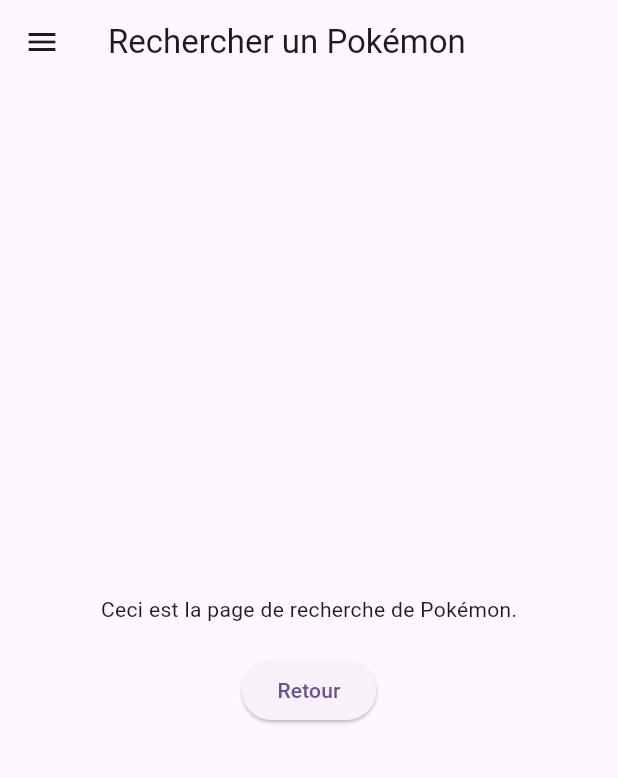
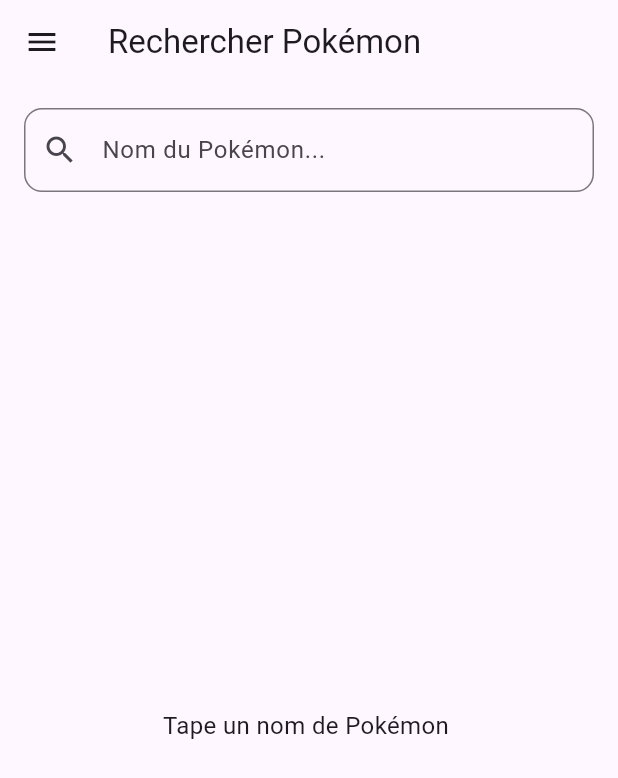
Before and after one commit to abdoultra/pokeland, a Flutter app: the screen it shows after launch, in the side drawer, after a tap on "rechercher", on a phone screen of 412 x 824 dp. Shown: the top 778 px of the screen. Run offline on Flutter 3.47's test engine with Material 3 defaults, Android fonts, the phone set to English and light mode, and no system bars.

Commit message:
app à 70/100 apres le viewmodel et le model

```diff
--- /dev/null
+++ b/lib/models/pokemon_card.dart
@@ -0,0 +1,25 @@
+class PokemonCard {
+  final String id;
+  final String name;
+  final String imageUrl;
+  final String? hp;
+  final String? rarity;
+
+  PokemonCard({
+    required this.id,
+    required this.name,
+    required this.imageUrl,
+    this.hp,
+    this.rarity,
+  });
+
+  factory PokemonCard.fromJson(Map<String, dynamic> json) {
+    return PokemonCard(
+      id: json['id'],
+      name: json['name'],
+      imageUrl: json['images']['small'],
+      hp: json['hp'],
+      rarity: json['rarity'],
+    );
+  }
+}
--- /dev/null
+++ b/lib/viewmodels/search_viewmodel.dart
@@ -0,0 +1,63 @@
+import 'dart:async';
+import 'package:flutter/foundation.dart';
+import '../models/pokemon_card.dart';
+import '../services/pokemon_service.dart';
+
+class SearchViewModel extends ChangeNotifier {
+  final PokemonService _service = PokemonService();
+
+  List<PokemonCard> _results = [];
+  bool _loading = false;
+  String? _error;
+  String _query = '';
+
+  Timer? _debounce;
+
+  List<PokemonCard> get results => _results;
+  bool get loading => _loading;
+  String? get error => _error;
+  String get query => _query;
+
+  void setQuery(String value) {
+    _query = value;
+
+    // Debounce = attendre que l'utilisateur arrête de taper
+    if (_debounce?.isActive ?? false) {
+      _debounce!.cancel();
+    }
+
+    _debounce = Timer(Duration(milliseconds: 500), () {
+      search();
+    });
+
+    notifyListeners();
+  }
+
+  Future<void> search() async {
+    if (_query.isEmpty) {
+      _results = [];
+      _error = null;
+      notifyListeners();
+      return;
+    }
+
+    _loading = true;
+    _error = null;
+    notifyListeners();
+
+    try {
+      _results = await _service.fetchCards(query: _query);
+    } catch (e) {
+      _error = e.toString();
+    } finally {
+      _loading = false;
+      notifyListeners();
+    }
+  }
+
+  @override
+  void dispose() {
+    _debounce?.cancel();
+    super.dispose();
+  }
+}
--- a/lib/views/detail_page.dart
+++ b/lib/views/detail_page.dart
@@ -1,3 +1,4 @@
+// /views/explore_page.dart
 import 'package:flutter/material.dart';
 import 'package:pokeland/widgets/app_drawer.dart';
 
--- a/lib/views/home_page.dart
+++ b/lib/views/home_page.dart
@@ -1,3 +1,4 @@
+// /views/home_page.dart
 import 'package:flutter/material.dart';
 import 'package:pokeland/widgets/app_drawer.dart';
 
--- a/lib/views/search_page.dart
+++ b/lib/views/search_page.dart
@@ -1,27 +1,95 @@
 import 'package:flutter/material.dart';
-import 'package:pokeland/widgets/app_drawer.dart';
+import 'package:provider/provider.dart';
+import '../widgets/app_drawer.dart';
+import '../viewmodels/search_viewmodel.dart';
 
 class SearchPage extends StatelessWidget {
   @override
   Widget build(BuildContext context) {
+    return ChangeNotifierProvider(
+      create: (_) => SearchViewModel(),
+      child: SearchPageContent(),
+    );
+  }
+}
+
+class SearchPageContent extends StatelessWidget {
+  @override
+  Widget build(BuildContext context) {
+    final viewModel = Provider.of<SearchViewModel>(context);
+
     return Scaffold(
-      appBar: AppBar(
-        title: Text('Rechercher un Pokémon'),
-      ),
+      appBar: AppBar(title: Text('Rechercher Pokémon')),
       drawer: AppDrawer(),
-      body: Center(
-        child: Column(
-          mainAxisAlignment: MainAxisAlignment.center,
-          children: [
-            Text('Ceci est la page de recherche de Pokémon.'),
-            SizedBox(height: 20),
-            ElevatedButton(
-              onPressed: () => Navigator.pop(context),
-              child: Text('Retour'),
-            ),
-          ],
-        ),
+      body: Column(
+        children: [
+          _buildSearchField(viewModel),
+          Expanded(child: _buildBody(viewModel)),
+        ],
       ),
     );
   }
+
+  Widget _buildSearchField(SearchViewModel vm) {
+    return Padding(
+      padding: EdgeInsets.all(16),
+      child: TextField(
+        decoration: InputDecoration(
+          hintText: 'Nom du Pokémon...',
+          prefixIcon: Icon(Icons.search),
+          border: OutlineInputBorder(borderRadius: BorderRadius.circular(12)),
+        ),
+        onChanged: vm.setQuery,
+      ),
+    );
+  }
+
+  Widget _buildBody(SearchViewModel vm) {
+    if (vm.query.isEmpty) {
+      return Center(
+        child: Text('Tape un nom de Pokémon ', style: TextStyle(fontSize: 16)),
+      );
+    }
+
+    if (vm.loading) {
+      return Center(child: CircularProgressIndicator());
+    }
+
+    if (vm.error != null) {
+      return Center(child: Text('Erreur : ${vm.error}'));
+    }
+
+    if (vm.results.isEmpty) {
+      return Center(child: Text('Aucun résultat'));
+    }
+
+    return GridView.builder(
+      padding: EdgeInsets.all(12),
+      gridDelegate: SliverGridDelegateWithFixedCrossAxisCount(
+        crossAxisCount: 2,
+        childAspectRatio: 0.7,
+        crossAxisSpacing: 10,
+        mainAxisSpacing: 10,
+      ),
+      itemCount: vm.results.length,
+      itemBuilder: (context, index) {
+        final card = vm.results[index];
+
+        return Card(
+          child: Column(
+            children: [
+              Expanded(child: Image.network(card.imageUrl)),
+              Padding(
+                padding: EdgeInsets.all(8),
+                child: Text(
+                  card.name,
+                  style: TextStyle(fontWeight: FontWeight.bold),
+                ),
+              ),
+            ],
+          ),
+        );
+      },
+    );
+  }
 }
--- a/lib/widgets/app_drawer.dart
+++ b/lib/widgets/app_drawer.dart
@@ -1,3 +1,4 @@
+// /widgets/app_drawer.dart
 import 'package:flutter/material.dart';
 import 'package:pokeland/views/search_page.dart';
 import 'package:pokeland/views/explore_page.dart';
--- a/pubspec.yaml
+++ b/pubspec.yaml
@@ -30,10 +30,12 @@
 dependencies:
   flutter:
     sdk: flutter
+  provider: ^6.1.2
 
   # The following adds the Cupertino Icons font to your application.
   # Use with the CupertinoIcons class for iOS style icons.
   cupertino_icons: ^1.0.8
+  http: ^1.6.0
 
 dev_dependencies:
   flutter_test:
```
Also changed, not shown: lib/services/pokemon_service.dart (added, +25 -0 lines), lib/viewmodels/explore_viewmodel.dart (added, +32 -0 lines), lib/views/explore_page.dart (+58 -12 lines), lib/models/pokeland.dart (deleted), lib/viewmodels/pokeland_explore_viewmodel.dart (deleted), lib/viewmodels/pokeland_search_viewmodel.dart (deleted), pubspec.lock.
